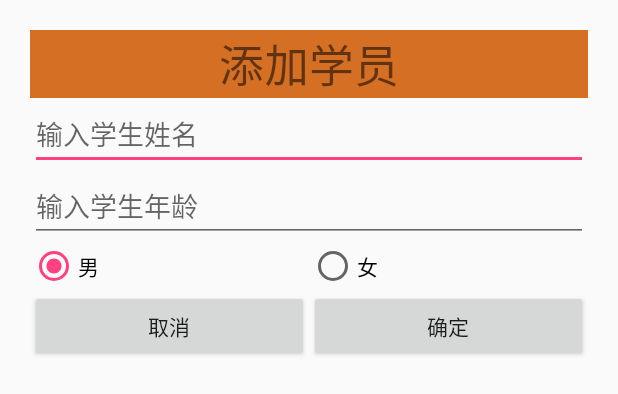
After one commit to DepsK/XKS1, an Android app: the layout activity_hw_dialog.xml on its own in the app's theme, with its tools: preview values and no code run, on a phone screen of 412 x 824 dp. The commit adds this screen. Shown: the top 394 px of the screen. Run offline under Robolectric (Android 15) with nearby library versions, the phone set to English and light mode, and no system bars.

Commit message:
stu11 complete

```diff
--- /dev/null
+++ b/stu11/src/main/res/layout/activity_hw_dialog.xml
@@ -0,0 +1,67 @@
+<?xml version="1.0" encoding="utf-8"?>
+<LinearLayout xmlns:android="http://schemas.android.com/apk/res/android"
+    xmlns:tools="http://schemas.android.com/tools"
+    android:id="@+id/activity_first"
+    android:layout_width="match_parent"
+    android:layout_height="match_parent"
+    android:orientation="vertical"
+    android:padding="20dp"
+    tools:context="com.dream.xukuan.stu11.FirstActivity">
+
+    <TextView
+        android:background="#d46f23"
+        android:layout_width="match_parent"
+        android:layout_height="wrap_content"
+        android:text="添加学员"
+        android:gravity="center"
+        android:textSize="30dp"/>
+    <EditText
+        android:id="@+id/hw_name_edit"
+        android:layout_width="match_parent"
+        android:layout_height="wrap_content"
+        android:hint="输入学生姓名"/>
+    <EditText
+        android:id="@+id/hw_age_edit"
+        android:layout_width="match_parent"
+        android:layout_height="wrap_content"
+        android:hint="输入学生年龄"/>
+    <RadioGroup
+        android:id="@+id/radio"
+        android:layout_width="match_parent"
+        android:layout_height="wrap_content"
+        android:orientation="horizontal">
+        <RadioButton
+            android:id="@+id/man"
+            android:layout_width="0dp"
+            android:layout_weight="1"
+            android:layout_height="wrap_content"
+            android:checked="true"
+            android:text="男"/>
+        <RadioButton
+            android:id="@+id/woman"
+            android:layout_width="0dp"
+            android:layout_weight="1"
+            android:layout_height="wrap_content"
+            android:text="女"/>
+
+    </RadioGroup>
+    <LinearLayout
+        android:layout_width="match_parent"
+        android:layout_height="wrap_content"
+        android:orientation="horizontal">
+        <Button
+            android:id="@+id/cancel"
+            android:onClick="click"
+            android:layout_width="0dp"
+            android:layout_weight="1"
+            android:layout_height="wrap_content"
+            android:text="取消"/>
+        <Button
+            android:id="@+id/enter"
+            android:onClick="click"
+            android:layout_width="0dp"
+            android:layout_weight="1"
+            android:layout_height="wrap_content"
+            android:text="确定"/>
+    </LinearLayout>
+</LinearLayout>
```
Also changed, not shown: stu11/src/main/java/com/dream/xukuan/stu11/HWActivity.java (+121 -0 lines), stu11/src/main/java/com/dream/xukuan/stu11/MyAdapter.java (added, +43 -0 lines), stu11/src/main/java/com/dream/xukuan/stu11/MyHWDialog.java (added, +80 -0 lines), stu11/src/main/java/com/dream/xukuan/stu11/MyHwDBHelper.java (added, +56 -0 lines), stu11/src/main/res/layout/activity_hw.xml (+5 -4 lines), stu11/src/main/res/layout/activity_hw_item_laytout.xml (added, +29 -0 lines).
